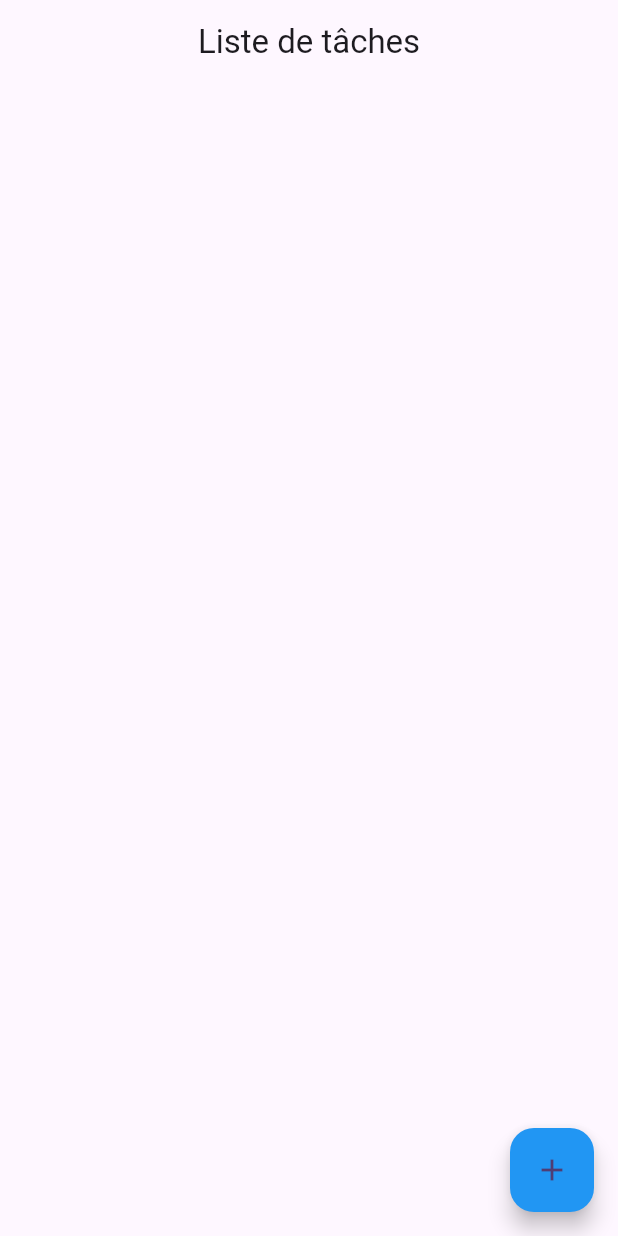
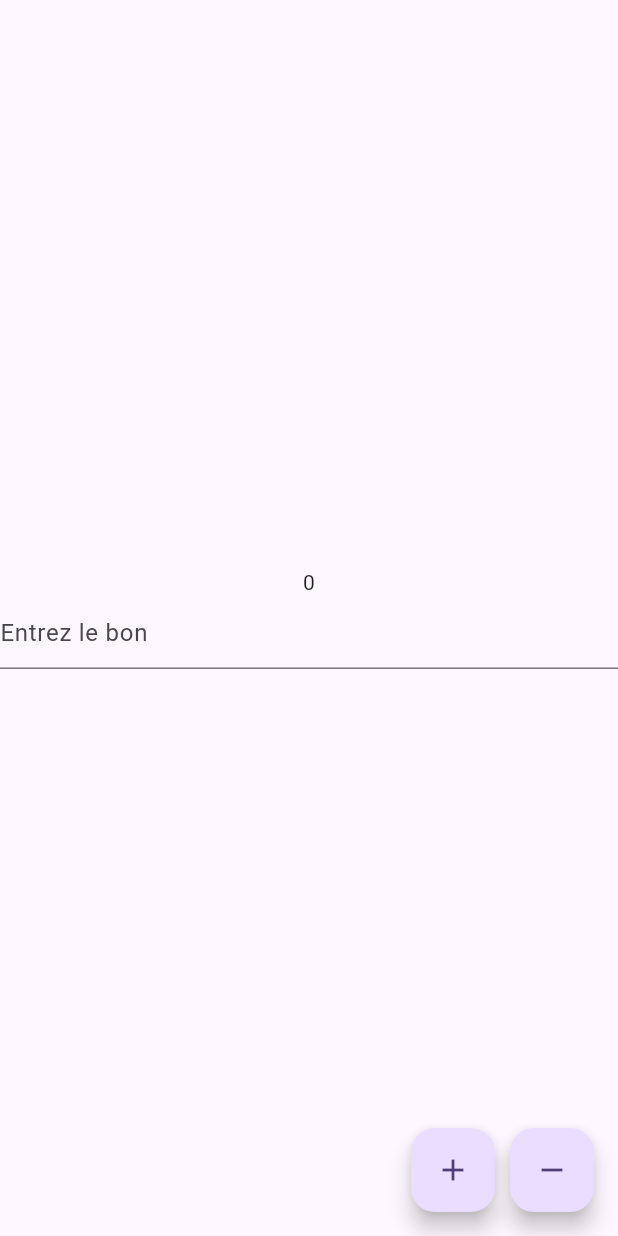
Before and after one commit to DenisGhg/Flutter_Exercises, a Flutter app: the screen it shows after launch, on a phone screen of 412 x 824 dp. Run offline on Flutter 3.47's test engine with Material 3 defaults, Android fonts, the phone set to English and light mode, and no system bars.

Commit message:
Counter pas bon with provider

```diff
--- a/lib/main.dart
+++ b/lib/main.dart
@@ -1,5 +1,6 @@
 import 'package:flutter/material.dart';
 import 'package:provider/provider.dart';
+import 'package:training_proj/pages/counter_par_bon_page.dart';
 import 'package:training_proj/pages/gestionTaches.dart';
 import 'package:training_proj/pages/homePage.dart';
 import 'package:training_proj/pages/task_gestion.dart';
@@ -20,6 +21,9 @@ void main() {
 
         // Gestion de tâches avancée
         ChangeNotifierProvider(create: (BuildContext context) => TasksProvider()),
+
+        // Compteur avec bon
+        ChangeNotifierProvider(create: (BuildContext context) => CounterBonProvider()),
       ],
       child: const MyApp(),
     ),
@@ -42,7 +46,7 @@ class MyApp extends StatelessWidget {
 
         ),
         debugShowCheckedModeBanner: false,
-        home: TaskGestion(),
+        home: CounterParBonPage(),
       );
     });
   }
--- /dev/null
+++ b/lib/pages/counter_par_bon_page.dart
@@ -0,0 +1,69 @@
+import 'package:flutter/material.dart';
+import 'package:provider/provider.dart';
+
+class CounterParBonPage extends StatelessWidget {
+  CounterParBonPage({super.key});
+
+  TextEditingController pasController = TextEditingController();
+
+  @override
+  Widget build(BuildContext context) {
+    return SafeArea(
+      child: Scaffold(
+        body: Center(
+          child: Column(
+            crossAxisAlignment: CrossAxisAlignment.center,
+            mainAxisAlignment: MainAxisAlignment.center,
+            children: [
+
+              //Compteur affiche
+              Center(child: Text("${context.watch<CounterBonProvider>().counter}")),
+
+              // Field du bon
+              TextField(
+                controller: pasController,
+                decoration: InputDecoration(
+                  hintText: "Entrez le bon",
+                ),
+                /*onChanged: (value){
+                  counterBonProvider.enterBon(int.parse(value));
+                },*/
+              ),
+            ],
+          ),
+        ),
+
+        floatingActionButton: Row(
+          mainAxisAlignment: MainAxisAlignment.end,
+          children: [
+            FloatingActionButton(onPressed: (){context.read<CounterBonProvider>().increment(int.parse(pasController.text));}, child: Icon(Icons.add),),
+            SizedBox(width: 10,),
+            FloatingActionButton(onPressed: (){context.read<CounterBonProvider>().decrement(int.parse(pasController.text));}, child: Icon(Icons.remove),),
+          ],
+        )
+
+      ),
+    );
+  }
+}
+
+class CounterBonProvider with ChangeNotifier{
+  int counter = 0;
+  //int bon = 0;
+
+  /*void enterBon(int value){
+    bon = value;
+    notifyListeners();
+  }*/
+
+  void increment(int pas){
+    counter += pas;
+    notifyListeners();
+  }
+
+  void decrement(int pas){
+    counter -= pas;
+    notifyListeners();
+  }
+
+}
```
